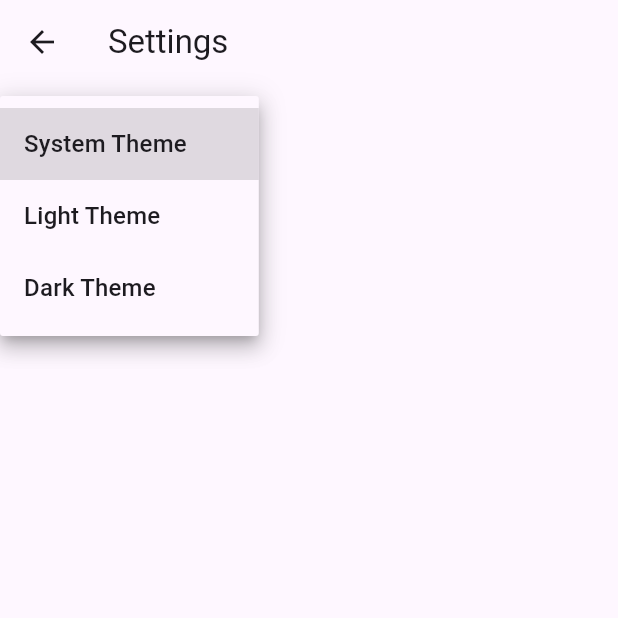
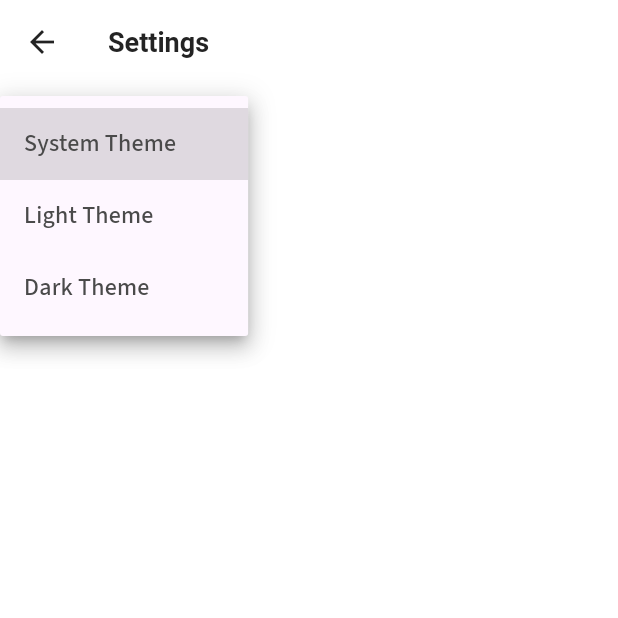
Before and after one commit to Producer86/sotpwatch, a Flutter app: the SettingsView screen opened by its route, after a tap on "System Theme", on a phone screen of 412 x 824 dp, the top half of it. Run offline on Flutter 3.47's test engine with Material 3 defaults, Android fonts, the phone set to English and light mode, and no system bars; drawn by our look-alikes of flutter_animate; our stand-ins replace google_fonts; generated files the repository leaves out were written again.

Commit message:
* splash * basic theme

```diff
--- a/lib/src/app.dart
+++ b/lib/src/app.dart
@@ -2,6 +2,7 @@ import 'package:flutter/material.dart';
 import 'package:flutter_animate/flutter_animate.dart';
 import 'package:flutter_gen/gen_l10n/app_localizations.dart';
 import 'package:flutter_localizations/flutter_localizations.dart';
+import 'package:sotpwatch/src/theme/theme.dart';
 
 import 'sample_feature/sample_item_details_view.dart';
 import 'sample_feature/sample_item_list_view.dart';
@@ -60,8 +61,8 @@ class MyApp extends StatelessWidget {
             // Define a light and dark color theme. Then, read the user's
             // preferred ThemeMode (light, dark, or system default) from the
             // SettingsController to display the correct theme.
-            theme: ThemeData(),
-            darkTheme: ThemeData.dark(),
+            theme: CAppTheme.lightTheme,
+            darkTheme: CAppTheme.darkTheme,
             themeMode: settingsController.themeMode,
 
             // Define a function to handle named routes in order to support
--- /dev/null
+++ b/lib/src/theme/appbar_theme.dart
@@ -0,0 +1,31 @@
+import 'package:flutter/material.dart';
+import 'constants/colors.dart';
+import 'constants/sizes.dart';
+
+class CAppBarTheme {
+  CAppBarTheme._();
+
+  static const lightAppBarTheme = AppBarTheme(
+    elevation: 0,
+    centerTitle: false,
+    scrolledUnderElevation: 0,
+    backgroundColor: Colors.transparent,
+    surfaceTintColor: Colors.transparent,
+    iconTheme: IconThemeData(color: CColors.black, size: CSizes.iconsMd),
+    actionsIconTheme: IconThemeData(color: CColors.black, size: CSizes.iconsMd),
+    titleTextStyle: TextStyle(
+        fontSize: 18, fontWeight: FontWeight.w600, color: CColors.black),
+  );
+
+  static const darkAppBarTheme = AppBarTheme(
+    elevation: 0,
+    centerTitle: false,
+    scrolledUnderElevation: 0,
+    backgroundColor: Colors.transparent,
+    surfaceTintColor: Colors.transparent,
+    iconTheme: IconThemeData(color: CColors.black, size: CSizes.iconsMd),
+    actionsIconTheme: IconThemeData(color: CColors.white, size: CSizes.iconsMd),
+    titleTextStyle: TextStyle(
+        fontSize: 18, fontWeight: FontWeight.w600, color: CColors.white),
+  );
+}
--- /dev/null
+++ b/lib/src/theme/constants/colors.dart
@@ -0,0 +1,48 @@
+import 'package:flutter/material.dart';
+
+class CColors {
+  CColors._();
+
+  // Basic
+  static const primary = Color(0xFF5bc84c);
+  static const secondary = Color(0xFFffcc00);
+  static const accent = Color(0xFF3399cc);
+
+  // Text
+  static const textPrimary = Color(0xFF4a4a4a);
+  static const textSecondary = Color(0xFF767676);
+  static const textWhite = Colors.white;
+
+  // Backgrounds
+  static const light = Color(0xFFf6f6f6);
+  static const dark = Color(0xFF4a4a4a);
+  static const primaryBackground = Color(0xFFf3f5ff);
+
+  // Background Containers
+  static const lightContainer = Color(0xFFf6f6f6);
+  static final darkContainer = Colors.white.withOpacity(0.1);
+
+  // Buttons
+  static const buttonPrimary = primary;
+  static const buttonSecondary = Color(0xFF6c757d);
+  static const buttonDisabled = Color(0xFFd2d2d2);
+
+  // Borders
+  static const borderPrimary = Color(0xFFd9d9d9);
+  static const borderSecondary = Color(0xFFe6e6e6);
+
+  // Validation
+  static const error = Color(0xFFff435a);
+  static const success = primary;
+  static const warning = Color(0xFFff6600);
+  static const info = Color(0xFF3399cc);
+
+  // Neutral
+  static const black = Color(0xFF232323);
+  static const darkerGrey = Color(0xFF4f4f4f);
+  static const darkGrey = Color(0xFF939393);
+  static const grey = Color(0xFFe0e0e0);
+  static const softGrey = Color(0xFFf4f4f4);
+  static const lightGrey = Color(0xFFf9f9f9);
+  static const white = Color(0xFFffffff);
+}
--- /dev/null
+++ b/lib/src/theme/elevated_button_theme.dart
@@ -0,0 +1,37 @@
+import 'package:flutter/material.dart';
+import 'constants/colors.dart';
+import 'constants/sizes.dart';
+
+class CElevatedButtonTheme {
+  CElevatedButtonTheme._();
+
+  static final lightElevatedButtonTheme = ElevatedButtonThemeData(
+      style: ElevatedButton.styleFrom(
+    elevation: CSizes.buttonElevation,
+    foregroundColor: CColors.light,
+    backgroundColor: CColors.primary,
+    disabledForegroundColor: CColors.darkerGrey,
+    disabledBackgroundColor: CColors.buttonDisabled,
+    // side: const BorderSide(color: CColors.primary),
+    padding: const EdgeInsets.symmetric(vertical: CSizes.buttonHeight),
+    textStyle: const TextStyle(
+        fontSize: 16, color: CColors.textWhite, fontWeight: FontWeight.w600),
+    shape: RoundedRectangleBorder(
+        borderRadius: BorderRadius.circular(CSizes.buttonRadius)),
+  ));
+
+  static final darkElevatedButtonTheme = ElevatedButtonThemeData(
+      style: ElevatedButton.styleFrom(
+    elevation: CSizes.buttonElevation,
+    foregroundColor: CColors.light,
+    backgroundColor: CColors.primary,
+    disabledForegroundColor: CColors.darkGrey,
+    disabledBackgroundColor: CColors.darkerGrey,
+    // side: const BorderSide(color: CColors.primary),
+    padding: const EdgeInsets.symmetric(vertical: CSizes.buttonHeight),
+    textStyle: const TextStyle(
+        fontSize: 16, color: CColors.textWhite, fontWeight: FontWeight.w600),
+    shape: RoundedRectangleBorder(
+        borderRadius: BorderRadius.circular(CSizes.buttonRadius)),
+  ));
+}
--- /dev/null
+++ b/lib/src/theme/outlined_button_theme.dart
@@ -0,0 +1,37 @@
+import 'package:flutter/material.dart';
+import 'constants/colors.dart';
+import 'constants/sizes.dart';
+
+class COutlinedButtonTheme {
+  COutlinedButtonTheme._();
+
+  static final lightOutlinedButtonTheme = OutlinedButtonThemeData(
+    style: OutlinedButton.styleFrom(
+      elevation: CSizes.buttonElevation,
+      foregroundColor: CColors.dark,
+      side: const BorderSide(color: CColors.borderPrimary),
+      textStyle: const TextStyle(
+          fontSize: 16, color: CColors.black, fontWeight: FontWeight.w600),
+      padding: const EdgeInsets.symmetric(
+          horizontal: 20, vertical: CSizes.buttonHeight),
+      shape: RoundedRectangleBorder(
+          borderRadius: BorderRadius.circular(CSizes.buttonRadius)),
+    ),
+  );
+
+  static final darkOutlinedButtonTheme = OutlinedButtonThemeData(
+    style: OutlinedButton.styleFrom(
+      elevation: CSizes.buttonElevation,
+      foregroundColor: CColors.light,
+      side: const BorderSide(color: CColors.borderPrimary),
+      textStyle: const TextStyle(
+          fontSize: 16, color: CColors.textWhite, fontWeight: FontWeight.w600),
+      padding: const EdgeInsets.symmetric(
+        horizontal: 20,
+        vertical: CSizes.buttonHeight,
+      ),
+      shape: RoundedRectangleBorder(
+          borderRadius: BorderRadius.circular(CSizes.buttonRadius)),
+    ),
+  );
+}
--- /dev/null
+++ b/lib/src/theme/text_theme.dart
@@ -0,0 +1,76 @@
+import 'package:flutter/material.dart';
+import 'package:google_fonts/google_fonts.dart';
+import 'constants/colors.dart';
+
+class CTextTheme {
+  CTextTheme._();
+
+  static const double headingLineHeight = 1.3;
+  static const double bodyLineHeight = 1.5;
+  static const double labelLineHeight = 1.3;
+
+  static EdgeInsets getHeadingMargins(double fontSize) =>
+      EdgeInsets.only(top: fontSize / 1.125, bottom: fontSize * 0.25);
+
+  static EdgeInsets getBodyMargins(double fontSize) =>
+      EdgeInsets.only(top: fontSize / 1.125, bottom: fontSize * 0.25);
+
+  static EdgeInsets getLabelMargins(double fontSize) =>
+      EdgeInsets.only(top: fontSize / 1.125, bottom: fontSize * 0.25);
+
+  static final TextTheme lightTextTheme = TextTheme(
+    headlineLarge: GoogleFonts.sourceSans3().copyWith(
+        fontSize: 32, fontWeight: FontWeight.bold, color: CColors.dark, height: headingLineHeight),
+    headlineMedium: GoogleFonts.sourceSans3().copyWith(
+        fontSize: 24, fontWeight: FontWeight.w600, color: CColors.dark, height: headingLineHeight),
+    headlineSmall: GoogleFonts.sourceSans3().copyWith(
+        fontSize: 18, fontWeight: FontWeight.w600, color: CColors.dark, height: headingLineHeight),
+
+    titleLarge: GoogleFonts.sourceSans3().copyWith(
+        fontSize: 16, fontWeight: FontWeight.w600, color: CColors.dark, height: headingLineHeight),
+    titleMedium: GoogleFonts.sourceSans3().copyWith(
+        fontSize: 16, fontWeight: FontWeight.w500, color: CColors.dark, height: headingLineHeight),
+    titleSmall: GoogleFonts.sourceSans3().copyWith(
+        fontSize: 16, fontWeight: FontWeight.w400, color: CColors.dark, height: bodyLineHeight),
+
+    bodyLarge: GoogleFonts.sourceSans3().copyWith(
+        fontSize: 14, fontWeight: FontWeight.w500, color: CColors.dark, height: bodyLineHeight),
+    bodyMedium: GoogleFonts.sourceSans3().copyWith(
+        fontSize: 14, fontWeight: FontWeight.normal, color: CColors.dark, height: bodyLineHeight),
+    bodySmall: GoogleFonts.sourceSans3().copyWith(
+        fontSize: 14, fontWeight: FontWeight.w500, color: CColors.dark.withOpacity(0.5), height: bodyLineHeight),
+
+    labelLarge: GoogleFonts.sourceSans3().copyWith(
+        fontSize: 12, fontWeight: FontWeight.normal, color: CColors.dark, height: labelLineHeight),
+    labelMedium: GoogleFonts.sourceSans3().copyWith(
+        fontSize: 12, fontWeight: FontWeight.normal, color: CColors.dark.withOpacity(0.5), height: labelLineHeight),
+  );
+
+  static final TextTheme darkTextTheme = TextTheme(
+    headlineLarge: GoogleFonts.sourceSans3().copyWith(
+        fontSize: 32, fontWeight: FontWeight.bold, color: CColors.light, height: headingLineHeight),
+    headlineMedium: GoogleFonts.sourceSans3().copyWith(
+        fontSize: 24, fontWeight: FontWeight.w600, color: CColors.light, height: headingLineHeight),
+    headlineSmall: GoogleFonts.sourceSans3().copyWith(
+        fontSize: 18, fontWeight: FontWeight.w600, color: CColors.light, height: headingLineHeight),
+
+    titleLarge: GoogleFonts.sourceSans3().copyWith(
+        fontSize: 16, fontWeight: FontWeight.w600, color: CColors.light, height: headingLineHeight),
+    titleMedium: GoogleFonts.sourceSans3().copyWith(
+        fontSize: 16, fontWeight: FontWeight.w500, color: CColors.light, height: headingLineHeight),
+    titleSmall: GoogleFonts.sourceSans3().copyWith(
+        fontSize: 16, fontWeight: FontWeight.w400, color: CColors.light, height: headingLineHeight),
+
+    bodyLarge: GoogleFonts.sourceSans3().copyWith(
+        fontSize: 14, fontWeight: FontWeight.w500, color: CColors.light, height: bodyLineHeight),
+    bodyMedium: GoogleFonts.sourceSans3().copyWith(
+        fontSize: 14, fontWeight: FontWeight.normal, color: CColors.light, height: bodyLineHeight),
+    bodySmall: GoogleFonts.sourceSans3().copyWith(
+        fontSize: 14, fontWeight: FontWeight.w500, color: CColors.light.withOpacity(0.5), height: bodyLineHeight),
+
+    labelLarge: GoogleFonts.sourceSans3().copyWith(
+        fontSize: 12, fontWeight: FontWeight.normal, color: CColors.light, height: labelLineHeight),
+    labelMedium: GoogleFonts.sourceSans3().copyWith(
+        fontSize: 12, fontWeight: FontWeight.normal, color: CColors.light.withOpacity(0.5), height: labelLineHeight),
+  );
+}
--- /dev/null
+++ b/lib/src/theme/theme.dart
@@ -0,0 +1,36 @@
+import 'package:flutter/material.dart';
+import 'constants/colors.dart';
+import 'appbar_theme.dart';
+import 'elevated_button_theme.dart';
+import 'outlined_button_theme.dart';
+import 'text_theme.dart';
+
+class CAppTheme {
+  CAppTheme._();
+
+  static final ThemeData lightTheme = ThemeData(
+    useMaterial3: true,
+    fontFamily: 'Source Sans 3',
+    brightness: Brightness.light,
+    primaryColor: CColors.primary,
+    scaffoldBackgroundColor: CColors.white,
+    disabledColor: CColors.grey,
+    textTheme: CTextTheme.lightTextTheme,
+    elevatedButtonTheme: CElevatedButtonTheme.lightElevatedButtonTheme,
+    outlinedButtonTheme: COutlinedButtonTheme.lightOutlinedButtonTheme,
+    appBarTheme: CAppBarTheme.lightAppBarTheme,
+  );
+
+  static final ThemeData darkTheme = ThemeData(
+    useMaterial3: true,
+    fontFamily: 'Source Sans 3',
+    brightness: Brightness.dark,
+    primaryColor: CColors.primary,
+    scaffoldBackgroundColor: CColors.black,
+    disabledColor: CColors.grey,
+    textTheme: CTextTheme.darkTextTheme,
+    elevatedButtonTheme: CElevatedButtonTheme.darkElevatedButtonTheme,
+    outlinedButtonTheme: COutlinedButtonTheme.darkOutlinedButtonTheme,
+    appBarTheme: CAppBarTheme.darkAppBarTheme,
+  );
+}
--- a/pubspec.yaml
+++ b/pubspec.yaml
@@ -18,6 +18,7 @@ dependencies:
   flutter_native_splash: ^2.3.10
   flutter_animate: ^4.5.0
   responsive_builder: ^0.7.0
+  google_fonts: ^6.1.0
 
 dev_dependencies:
   flutter_test:
--- a/splash.yaml
+++ b/splash.yaml
@@ -12,4 +12,4 @@ flutter_native_splash:
     icon_background_color: "#FFFFFF"
     icon_background_color_dark: "#272727"
 
-  web: false
+  web: true
```
Also changed, not shown: lib/src/theme/constants/sizes.dart (added, +57 -0 lines), pubspec.lock, 10 other files.
